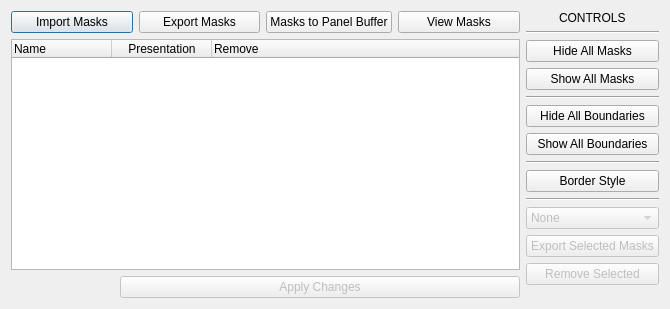
Above: hexrdgui/resources/ui/mask_manager_dialog.ui from HEXRD/hexrdgui before the change. Below: the same form after it.
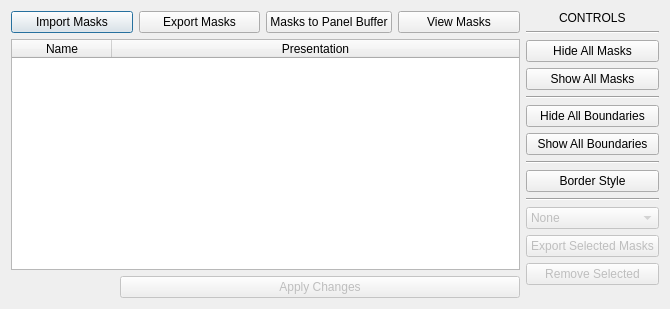
That is the form after the change.

Commit message: Remove the "remove mask" button column

What changed in the file:
```diff
--- a/hexrdgui/resources/ui/mask_manager_dialog.ui
+++ b/hexrdgui/resources/ui/mask_manager_dialog.ui
@@ -79,6 +79,9 @@
       <property name="text">
        <string>Name</string>
       </property>
+      <property name="textAlignment">
+       <set>AlignCenter</set>
+      </property>
      </column>
      <column>
       <property name="text">
@@ -88,11 +91,6 @@
        <set>AlignCenter</set>
       </property>
      </column>
-     <column>
-      <property name="text">
-       <string>Remove</string>
-      </property>
-     </column>
     </widget>
    </item>
    <item row="3" column="0">
```
The commit also changes 1 other file.
